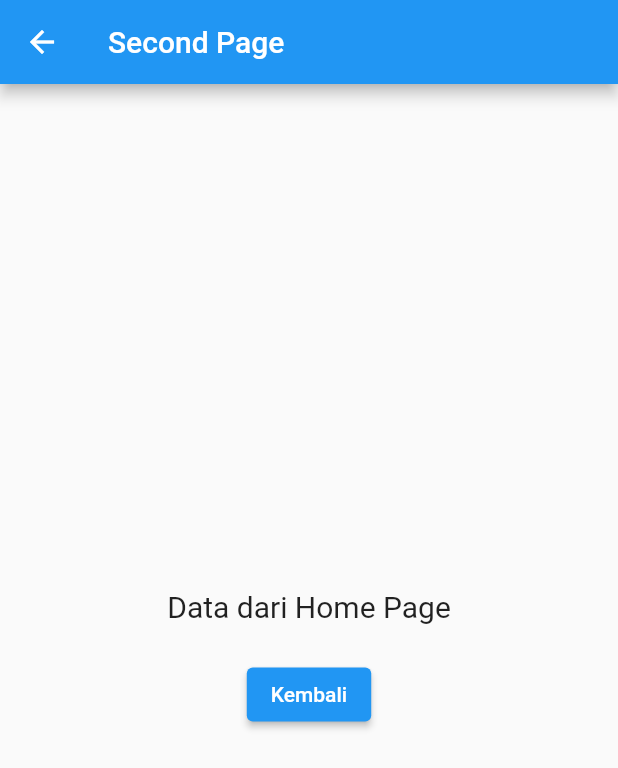
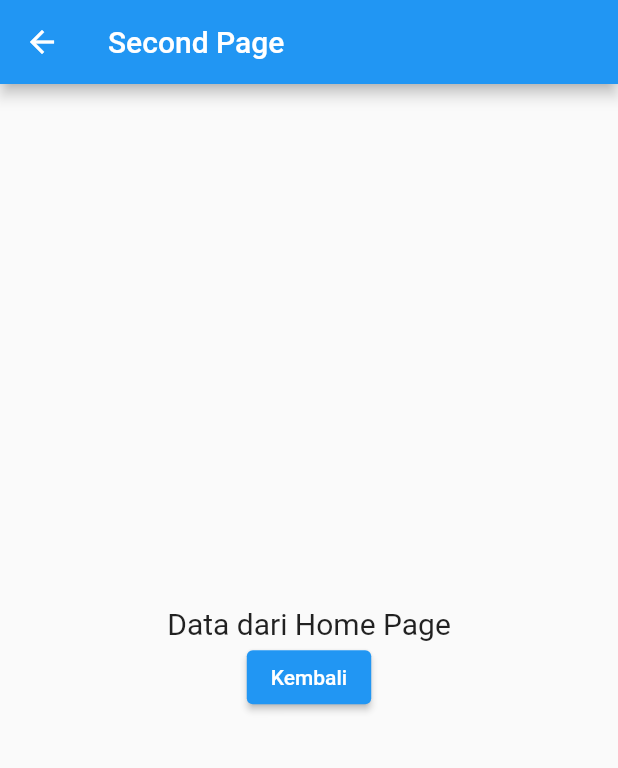
Before and after one commit to devvNA/20103016_ti2_ppb2324-2, a Flutter app: the screen it shows after launch, after a tap on "Menuju halaman kedua", on a phone screen of 412 x 824 dp. Shown: the top 768 px of the screen. Run offline on Flutter 3.47's test engine with Material 3 defaults, Android fonts, the phone set to English and light mode, and no system bars; our stand-ins replace equatable, flutter_bloc.

```diff
--- a/praktikum_05_navigation/lib/home_page.dart
+++ b/praktikum_05_navigation/lib/home_page.dart
@@ -19,16 +19,19 @@ class HomePage extends StatelessWidget {
                 Navigator.push(
                   context,
                   MaterialPageRoute(
-                      builder: (context) =>
-                          SecondPage(data: "Data dari Home Page")),
+                    builder: (context) =>
+                        const SecondPage(data: "Data dari Home Page"),
+                  ),
                 );
               },
               child: const Text('Menuju halaman kedua'),
             ),
+
+            //Tombol kedua
             ElevatedButton(
               onPressed: () {
                 Navigator.pushNamed(context, '/second_page',
-                    arguments: 'Menggunakan route');
+                    arguments: "Menggunakan route");
               },
               child: const Text('Menuju halaman kedua dengan route'),
             ),
--- a/praktikum_05_navigation/lib/main.dart
+++ b/praktikum_05_navigation/lib/main.dart
@@ -8,16 +8,17 @@ void main() {
 
 class MyApp extends StatelessWidget {
   const MyApp({super.key});
+
   @override
   Widget build(BuildContext context) {
     return MaterialApp(
+      theme: ThemeData(useMaterial3: false),
       debugShowCheckedModeBanner: false,
-      theme: ThemeData(useMaterial3: false),
       // home: const HomePage(),
       initialRoute: '/',
       routes: {
         '/': (context) => const HomePage(),
-        '/second_page': (context) => SecondPage(),
+        '/second_page': (context) => const SecondPage(),
       },
     );
   }
--- a/praktikum_05_navigation/lib/second_page.dart
+++ b/praktikum_05_navigation/lib/second_page.dart
@@ -1,17 +1,12 @@
 import 'package:flutter/material.dart';
 
-// ignore: must_be_immutable
 class SecondPage extends StatelessWidget {
-  String? data;
-
-  SecondPage({
-    Key? key,
-    this.data,
-  }) : super(key: key);
+  final String? data;
+  const SecondPage({Key? key, this.data}) : super(key: key);
 
   @override
   Widget build(BuildContext context) {
-    final data2 = ModalRoute.of(context)!.settings.arguments ?? "";
+    final data2 = ModalRoute.of(context)!.settings.arguments;
 
     return Scaffold(
       appBar: AppBar(
@@ -22,13 +17,15 @@ class SecondPage extends StatelessWidget {
           mainAxisAlignment: MainAxisAlignment.center,
           children: [
             Text(
-              data ?? "",
+              data ?? '',
               style: const TextStyle(fontSize: 20.0),
             ),
-            Text(
-              data2.toString(),
-              style: const TextStyle(fontSize: 20.0),
-            ),
+            data2 == null
+                ? const SizedBox()
+                : Text(
+                    data2.toString(),
+                    style: const TextStyle(fontSize: 20.0),
+                  ),
             ElevatedButton(
               onPressed: () {
                 Navigator.pop(context);
```
Also changed, not shown: 1 other file.
